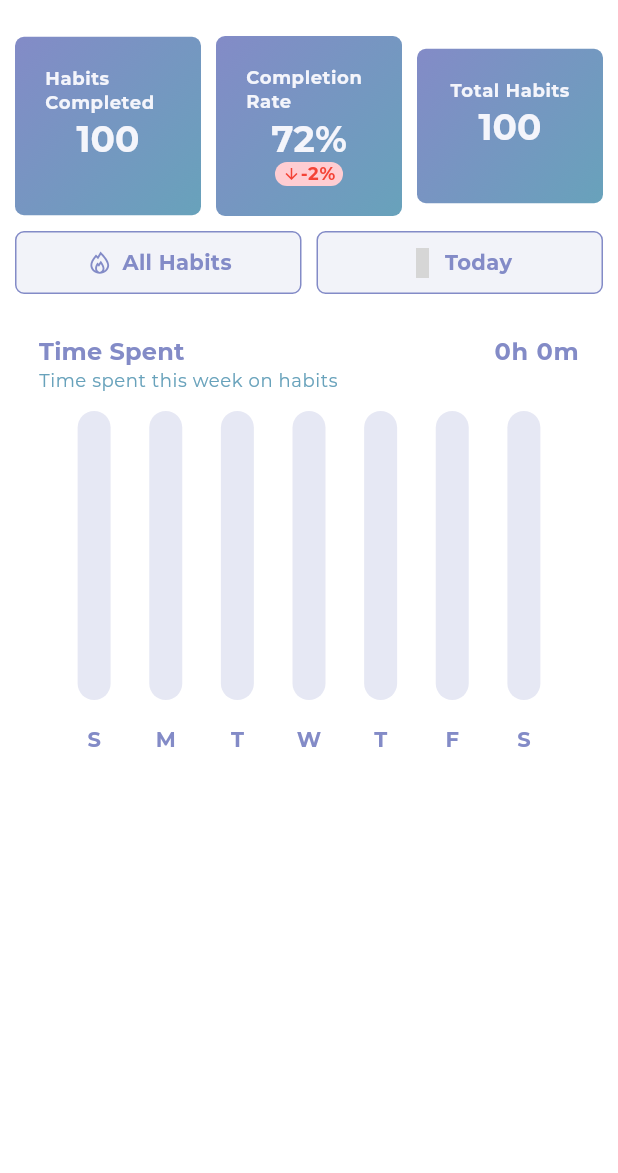
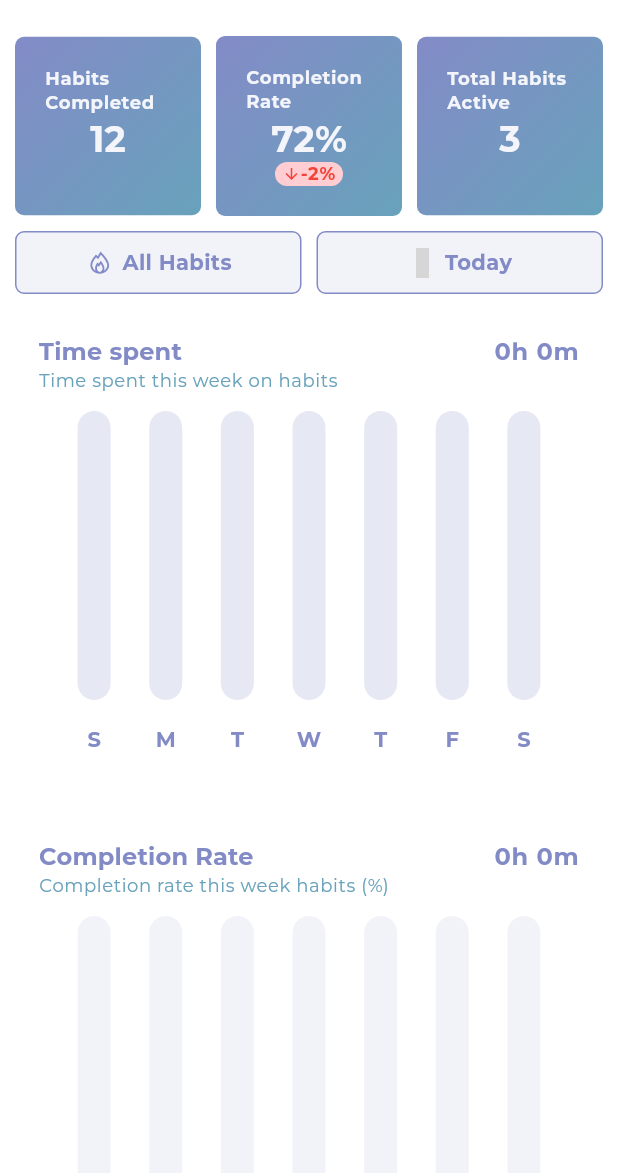
Before and after one commit to saifullahsaeed/habbitable, a Flutter app: the ProgressScreen screen opened directly, on a phone screen of 412 x 824 dp, the part 63-1236 px from its top. Run offline on Flutter 3.47's test engine with Material 3 defaults, Android fonts, the phone set to English and light mode, and no system bars; drawn by our look-alikes of fl_chart; our stand-ins replace dio, firebase_core, firebase_messaging, flutter_colorpicker, flutter_local_notifications, flutter_typeahead and 10 more; missing offline and left inert: firebase_in_app_messaging, swipe_refresh; accounts and stored records are empty; network calls fail; project files that could hold a hidden picture were left out; grey boxes are pictures that could not be loaded.

Commit message:
alot of change i dont even know

```diff
--- a/lib/Services/habits.dart
+++ b/lib/Services/habits.dart
@@ -21,7 +21,9 @@ class HabitsService extends GetxController {
   @override
   void onInit() {
     super.onInit();
-    loadHabits(DateTime.now());
+    if (authService.isLoggedIn) {
+      loadHabits(DateTime.now());
+    }
   }
 
   Future<void> loadHabits(DateTime date) async {
--- a/lib/main.dart
+++ b/lib/main.dart
@@ -1,6 +1,7 @@
 import 'package:flutter/material.dart';
 import 'package:get/get.dart';
 import 'package:habbitable/Services/local_storage.dart';
+import 'package:habbitable/Services/notifications.dart';
 import 'package:habbitable/app.dart';
 import 'package:habbitable/firebase_options.dart';
 import 'package:firebase_core/firebase_core.dart';
@@ -11,5 +12,6 @@ void main() async {
     options: DefaultFirebaseOptions.currentPlatform,
   );
   await Get.putAsync(() => LocalStorageService().init());
+  await Get.putAsync(() => NotificationsService().init());
   runApp(const MyApp());
 }
--- a/lib/repos/auth.dart
+++ b/lib/repos/auth.dart
@@ -20,8 +20,8 @@ class AuthRepository {
   }
 
   Future<Response> refreshToken(String refreshToken) async {
-    return await httpWrapper.post('${base}refresh',
-        auth: false, data: {'refresh_token': refreshToken});
+    return await httpWrapper
+        .post('${base}refresh', auth: false, data: {'token': refreshToken});
   }
 
   Future<Response> verifyToken(String token) async {
--- a/lib/screens/progress/progress.dart
+++ b/lib/screens/progress/progress.dart
@@ -25,7 +25,7 @@ class ProgressScreen extends StatelessWidget {
                 children: [
                   ValueCard(
                     title: "Habits Completed",
-                    value: "100",
+                    value: "12",
                   ),
                   const SizedBox(width: 10),
                   ValueCard(
@@ -35,8 +35,8 @@ class ProgressScreen extends StatelessWidget {
                   ),
                   const SizedBox(width: 10),
                   ValueCard(
-                    title: "Total Habits",
-                    value: "100",
+                    title: "Total Habits Active",
+                    value: "3",
                   ),
                 ],
               ),
@@ -119,13 +119,64 @@ class ProgressScreen extends StatelessWidget {
               ),
               const SizedBox(height: 10),
               FutureBuilder(
-                  future: controller.getTimeSpent(),
-                  builder: (context, snapshot) {
-                    if (snapshot.data == null || snapshot.data!.isEmpty) {
-                      return TimeSpentChart(timeSpents: [0, 0, 0, 0, 0, 0, 0]);
-                    }
-                    return TimeSpentChart(timeSpents: snapshot.data!);
-                  }),
+                future: controller.getTimeSpent(),
+                builder: (context, snapshot) {
+                  if (snapshot.data == null || snapshot.data!.isEmpty) {
+                    return TimeSpentChart(
+                      timeSpents: [0, 0, 0, 0, 0, 0, 0],
+                      title: 'Time spent',
+                      subtitle: 'Time spent this week on habits',
+                      barColor: Get.theme.colorScheme.primary,
+                      barBackgroundColor:
+                          Get.theme.colorScheme.primary.withOpacity(0.2),
+                      touchedBarColor: Get.theme.colorScheme.secondary,
+                      barTextColor: Get.theme.colorScheme.primary,
+                      dayLetterColor: Get.theme.colorScheme.primary,
+                    );
+                  }
+                  return TimeSpentChart(
+                    timeSpents: snapshot.data!,
+                    title: 'Time spent',
+                    subtitle: 'Time spent this week on habits',
+                    barColor: Get.theme.colorScheme.primary,
+                    barBackgroundColor:
+                        Get.theme.colorScheme.primary.withOpacity(0.2),
+                    touchedBarColor: Get.theme.colorScheme.secondary,
+                    barTextColor: Get.theme.colorScheme.primary,
+                    dayLetterColor: Get.theme.colorScheme.primary,
+                  );
+                },
+              ),
+              const SizedBox(height: 10),
+              FutureBuilder(
+                future: controller.getTimeSpent(),
+                builder: (context, snapshot) {
+                  if (snapshot.data == null || snapshot.data!.isEmpty) {
+                    return TimeSpentChart(
+                      timeSpents: [0, 0, 0, 0, 0, 0, 0],
+                      title: 'Completion Rate',
+                      subtitle: 'Completion rate this week habits (%)',
+                      barColor: Get.theme.colorScheme.primary.withOpacity(0.2),
+                      barBackgroundColor:
+                          Get.theme.colorScheme.primary.withOpacity(0.1),
+                      touchedBarColor: Get.theme.colorScheme.secondary,
+                      barTextColor: Get.theme.colorScheme.primary,
+                      dayLetterColor: Get.theme.colorScheme.primary,
+                    );
+                  }
+                  return TimeSpentChart(
+                    timeSpents: snapshot.data!,
+                    title: 'Completion Rate',
+                    subtitle: 'Completion rate this week habits (%)',
+                    barColor: Get.theme.colorScheme.primary,
+                    barBackgroundColor:
+                        Get.theme.colorScheme.primary.withOpacity(0.1),
+                    touchedBarColor: Get.theme.colorScheme.secondary,
+                    barTextColor: Get.theme.colorScheme.primary,
+                    dayLetterColor: Get.theme.colorScheme.primary,
+                  );
+                },
+              ),
             ],
           ),
         ),
--- a/lib/widgets/time_spent_chart.dart
+++ b/lib/widgets/time_spent_chart.dart
@@ -7,16 +7,31 @@ import 'package:shimmer/shimmer.dart';
 
 class TimeSpentChart extends StatefulWidget {
   final List<int> timeSpents;
+  final bool hideTitle;
+  final String title;
+  final String subtitle;
+  final Color? titleColor;
+  final Color? subtitleColor;
+  final Color? barColor;
+  final Color? barBackgroundColor;
+  final Color? touchedBarColor;
+  final Color? barTextColor;
+  final Color? dayLetterColor;
 
   TimeSpentChart({
     super.key,
     List<int>? timeSpents,
+    this.hideTitle = false,
+    this.title = 'Title',
+    this.subtitle = 'Subtitle',
+    this.titleColor,
+    this.subtitleColor,
+    this.barColor,
+    this.barBackgroundColor,
+    this.touchedBarColor,
+    this.barTextColor,
+    this.dayLetterColor,
   }) : timeSpents = timeSpents ?? [];
-
-  final Color barBackgroundColor =
-      Get.theme.colorScheme.primary.withOpacity(0.2);
-  final Color barColor = Get.theme.colorScheme.primary;
-  final Color touchedBarColor = Get.theme.colorScheme.secondary;
 
   @override
   State<StatefulWidget> createState() => TimeSpentChartState();
@@ -51,9 +66,10 @@ class TimeSpentChartState extends State<TimeSpentChart> {
                   mainAxisAlignment: MainAxisAlignment.spaceBetween,
                   children: [
                     Text(
-                      'Time Spent',
+                      widget.title,
                       style: Get.textTheme.titleMedium!.copyWith(
-                        color: Get.theme.colorScheme.primary,
+                        color:
+                            widget.titleColor ?? Get.theme.colorScheme.primary,
                         fontWeight: FontWeight.bold,
                       ),
                     ),
@@ -61,14 +77,15 @@ class TimeSpentChartState extends State<TimeSpentChart> {
                     Text(
                       minutesToHours(widget.timeSpents.reduce((a, b) => a + b)),
                       style: Get.textTheme.bodyLarge!.copyWith(
-                        color: Get.theme.colorScheme.primary,
+                        color: widget.subtitleColor ??
+                            Get.theme.colorScheme.primary,
                         fontWeight: FontWeight.bold,
                       ),
                     ),
                   ],
                 ),
                 Text(
-                  'Time spent this week on habits',
+                  widget.subtitle,
                   style: Get.textTheme.bodySmall!.copyWith(
                     color: Get.theme.colorScheme.secondary,
                   ),
--- a/pubspec.yaml
+++ b/pubspec.yaml
@@ -32,6 +32,9 @@ dependencies:
   firebase_performance: ^0.10.0+10
   firebase_messaging: ^15.1.5
   firebase_in_app_messaging: ^0.8.0+10
+  flutter_local_notifications: ^18.0.1
+  flutter_native_splash: ^2.4.3
+  flutter_launcher_icons: ^0.14.1
 
 dev_dependencies:
   flutter_test:
```
Also changed, not shown: flutter_launcher_icons.yaml (added, +17 -0 lines), lib/Services/authentication.dart (+11 -5 lines), lib/Services/notifications.dart (added, +145 -0 lines), lib/utils/api_client.dart (+18 -7 lines), assets/icon/icon.png (added), pubspec.lock, 4 other files.
